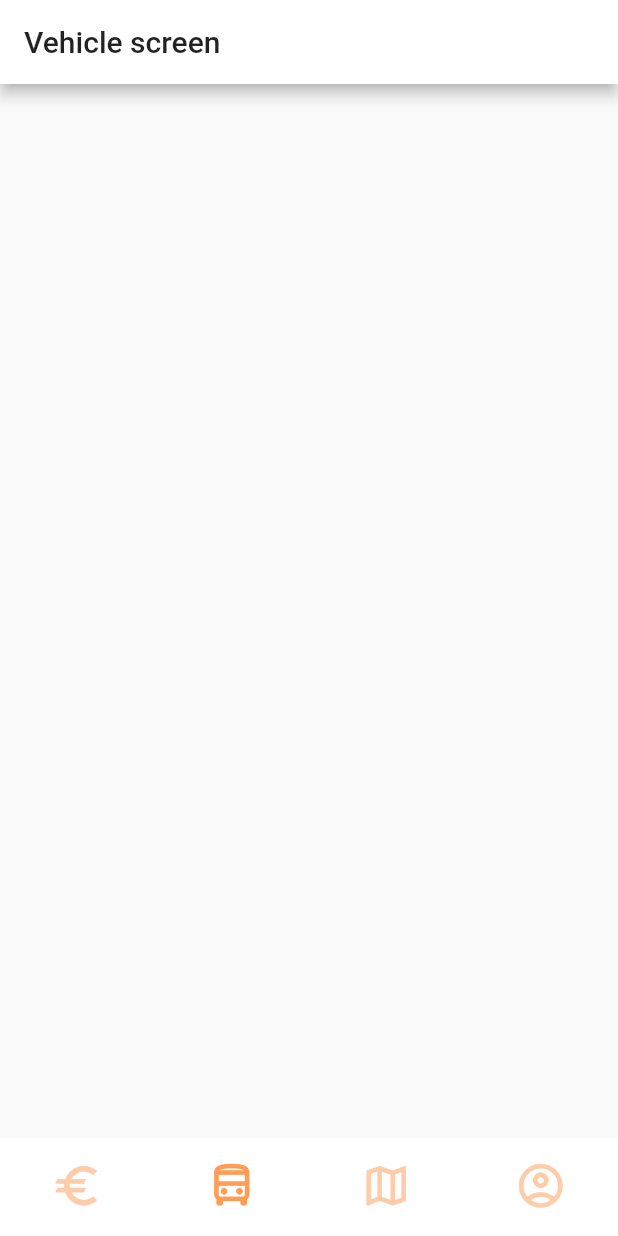
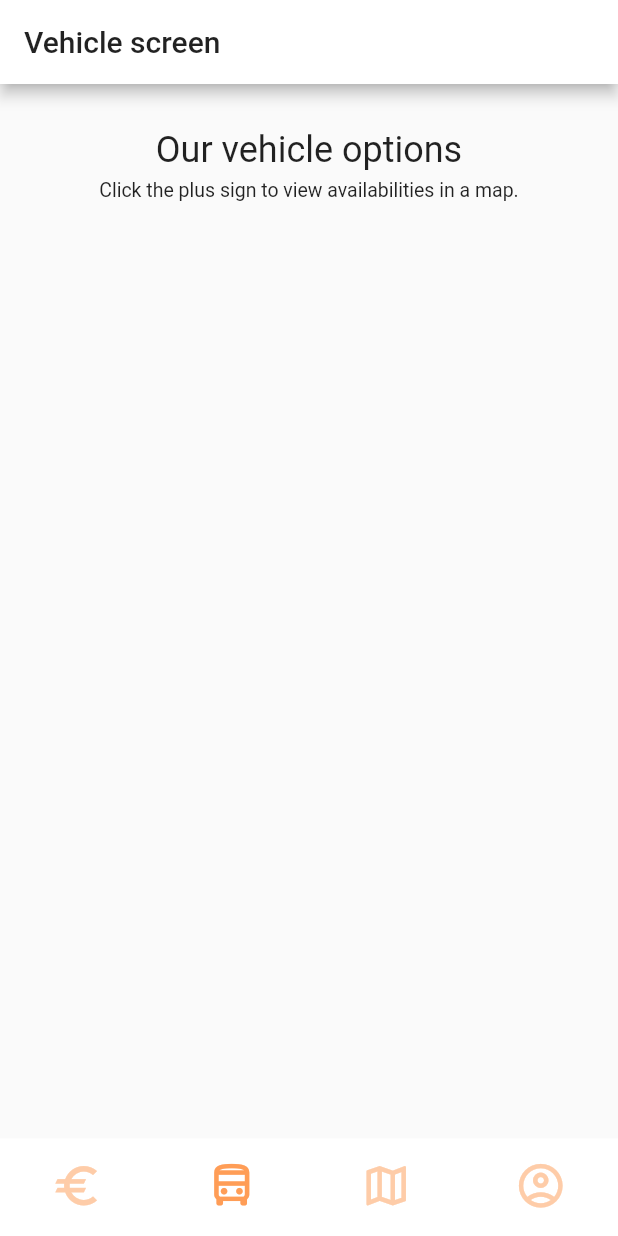
Before and after one commit to AkiLaine/Skinnarila_MaaS, a Flutter app: the screen it shows after launch, on a phone screen of 412 x 824 dp. Run offline on Flutter 3.47's test engine with Material 2 defaults, Android fonts, the phone set to English and light mode, and no system bars.

```diff
--- a/lib/main.dart
+++ b/lib/main.dart
@@ -35,7 +35,27 @@ class _VehicleScreenState extends State<VehicleScreen> {
         title: Text("Vehicle screen"),
       ),
 
-      body: Container(),
+      body: Column(
+        children: <Widget>[
+          Container(
+            child: Text(
+                "Our vehicle options",
+                style: TextStyle(fontSize: 24.0),
+              ),
+              margin: EdgeInsets.fromLTRB(0, 30, 0, 5),
+              alignment: Alignment.topCenter,
+          ),
+          Container(
+              child: Text(
+                "Click the plus sign to view availabilities in a map.",
+                style: TextStyle(fontSize: 13.0),
+              ),
+              margin: EdgeInsets.fromLTRB(0, 0, 0, 10),
+              alignment: Alignment.topCenter,
+          ),
+        ]
+      ),//Column inside body
+
       //Creating the bottom navigation bar and its settings
       bottomNavigationBar: BottomNavigationBar(
         currentIndex: 1,
@@ -63,8 +83,8 @@ class _VehicleScreenState extends State<VehicleScreen> {
             icon: Icon(Icons.account_circle_outlined, color: lightOrange),
             label: ""
           ),
-        ],
-      ),
+        ]
+      )//bottomNavigationBar
     );
   }
 }
```
Lines whose indentation alone changed are shown as unchanged.
